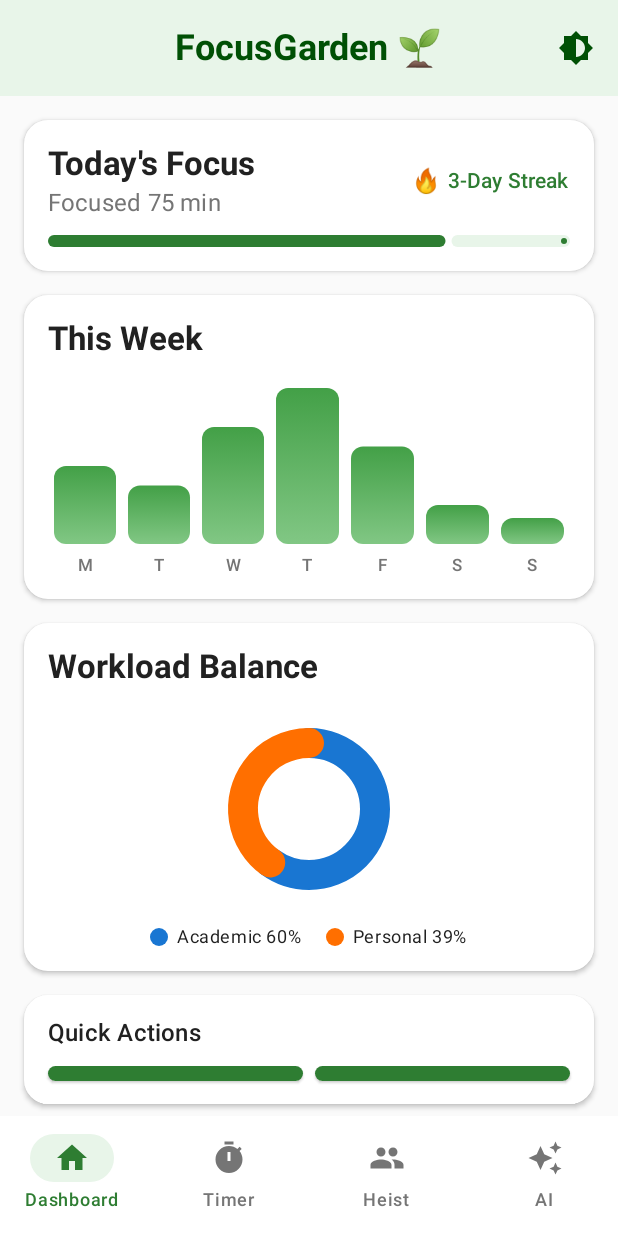
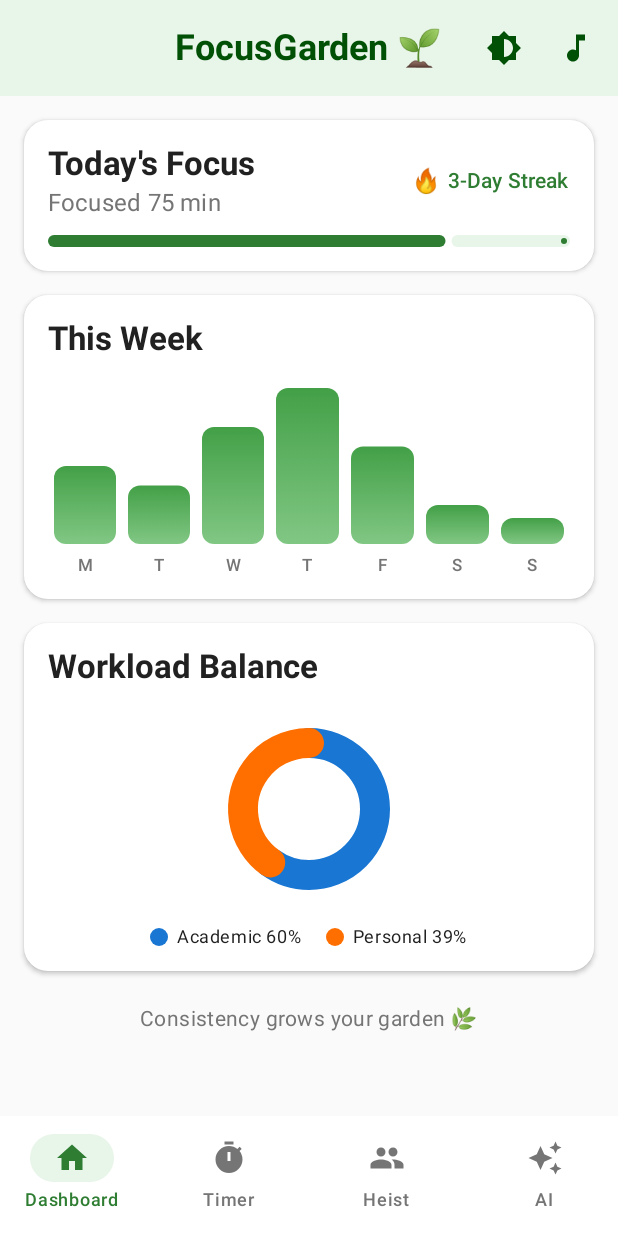
Before and after one commit to Hugooooooo526/CP3406-Mobile-Computing-for-Jcu, an Android app built with Jetpack Compose: the screen it shows after launch (MainActivity), on a phone screen of 412 x 824 dp. Run offline under Robolectric (Android 15) with nearby library versions, the phone set to English and light mode, and no system bars.

Commit message:
feat add background music player and move to navigate bar

```diff
--- a/app/src/main/java/com/jcu/focusgarden/ui/navigation/Navigation.kt
+++ b/app/src/main/java/com/jcu/focusgarden/ui/navigation/Navigation.kt
@@ -44,15 +44,6 @@ fun FocusGardenNavigation(
         // Dashboard Screen
         composable(Screen.Dashboard.route) {
             DashboardScreen(
-                onStartFocus = {
-                    navController.navigate(Screen.Timer.route)
-                },
-                onViewJournal = {
-                    // TODO: Week 5-6 - 实现 Journal 查看功能
-                },
-                onAISummary = {
-                    navController.navigate(Screen.AISummary.route)
-                },
                 onToggleTheme = onToggleTheme,
                 onMusicToggle = onMusicToggle,
                 isMusicPlaying = isMusicPlaying
--- a/app/src/main/java/com/jcu/focusgarden/ui/screens/DashboardScreen.kt
+++ b/app/src/main/java/com/jcu/focusgarden/ui/screens/DashboardScreen.kt
@@ -1,6 +1,8 @@
 package com.jcu.focusgarden.ui.screens
 
 import androidx.compose.foundation.layout.*
+import androidx.compose.foundation.rememberScrollState
+import androidx.compose.foundation.verticalScroll
 import androidx.compose.material.icons.Icons
 import androidx.compose.material.icons.filled.*
 import androidx.compose.material3.*
@@ -19,17 +21,16 @@ import com.jcu.focusgarden.ui.theme.FocusGardenTheme
 
 /**
  * Dashboard 主屏幕
- * 显示用户的每日和每周进度、工作负载平衡以及快速操作
+ * 显示用户的每日和每周进度、工作负载平衡
  *
- * Week 5-6 Enhancement: 添加主题切换按钮
+ * Week 5-6 Enhancement:
+ * - 添加主题切换按钮 (TopAppBar)
+ * - 添加音乐控制按钮 (TopAppBar)
  */
 @OptIn(ExperimentalMaterial3Api::class)
 @Composable
 fun DashboardScreen(
     modifier: Modifier = Modifier,
-    onStartFocus: () -> Unit = {},
-    onViewJournal: () -> Unit = {},
-    onAISummary: () -> Unit = {},
     onToggleTheme: () -> Unit = {},
     onMusicToggle: () -> Unit = {},
     isMusicPlaying: Boolean = false
@@ -53,6 +54,18 @@ fun DashboardScreen(
                             tint = MaterialTheme.colorScheme.onPrimaryContainer
                         )
                     }
+
+                    // 音乐控制按钮
+                    IconButton(onClick = onMusicToggle) {
+                        Icon(
+                            imageVector = if (isMusicPlaying) Icons.Default.Stop else Icons.Default.MusicNote,
+                            contentDescription = if (isMusicPlaying) "Stop Music" else "Play Music",
+                            tint = if (isMusicPlaying)
+                                MaterialTheme.colorScheme.error
+                            else
+                                MaterialTheme.colorScheme.onPrimaryContainer
+                        )
+                    }
                 },
                 colors = TopAppBarDefaults.centerAlignedTopAppBarColors(
                     containerColor = MaterialTheme.colorScheme.primaryContainer,
@@ -66,6 +79,7 @@ fun DashboardScreen(
             modifier = modifier
                 .fillMaxSize()
                 .padding(paddingValues)
+                .verticalScroll(rememberScrollState())
         ) {
             Spacer(modifier = Modifier.height(8.dp))
 
@@ -78,16 +92,7 @@ fun DashboardScreen(
             // Card 3 - Workload Balance
             WorkloadBalanceCard()
 
-            // Card 4 - Quick Actions
-            QuickActionsCard(
-                onStartFocus = onStartFocus,
-                onViewJournal = onViewJournal,
-                onAISummary = onAISummary,
-                onMusicToggle = onMusicToggle,
-                isMusicPlaying = isMusicPlaying
-            )
-
-            Spacer(modifier = Modifier.height(8.dp))
+            Spacer(modifier = Modifier.height(16.dp))
 
             // 激励文字
             Text(
@@ -186,121 +191,6 @@ private fun WorkloadBalanceCard() {
     }
 }
 
-@Composable
-private fun QuickActionsCard(
-    onStartFocus: () -> Unit,
-    onViewJournal: () -> Unit,
-    onAISummary: () -> Unit,
-    onMusicToggle: () -> Unit = {},
-    isMusicPlaying: Boolean = false
-) {
-    FocusCard {
-        Text(
-            text = stringResource(R.string.quick_actions),
-            style = MaterialTheme.typography.titleMedium,
-            fontWeight = FontWeight.SemiBold,
-            color = MaterialTheme.colorScheme.onSurface
-        )
-
-        // 第一行：Start Focus + View Journal
-        Row(
-            modifier = Modifier.fillMaxWidth(),
-            horizontalArrangement = Arrangement.spacedBy(8.dp)
-        ) {
-            ElevatedButton(
-                onClick = onStartFocus,
-                colors = ButtonDefaults.elevatedButtonColors(
-                    containerColor = MaterialTheme.colorScheme.primary,
-                    contentColor = MaterialTheme.colorScheme.onPrimary
-                ),
-                modifier = Modifier.weight(1f)
-            ) {
-                Icon(
-                    imageVector = Icons.Default.PlayArrow,
-                    contentDescription = null,
-                    modifier = Modifier.size(18.dp)
-                )
-                Spacer(modifier = Modifier.width(4.dp))
-                Text(
-                    text = "Start",
-                    style = MaterialTheme.typography.labelLarge
-                )
-            }
-
-            ElevatedButton(
-                onClick = onViewJournal,
-                colors = ButtonDefaults.elevatedButtonColors(
-                    containerColor = MaterialTheme.colorScheme.primary,
-                    contentColor = MaterialTheme.colorScheme.onPrimary
-                ),
-                modifier = Modifier.weight(1f)
-            ) {
-                Icon(
-                    imageVector = Icons.Default.Create,
-                    contentDescription = null,
-                    modifier = Modifier.size(18.dp)
-                )
-                Spacer(modifier = Modifier.width(4.dp))
-                Text(
-                    text = "Journal",
-                    style = MaterialTheme.typography.labelLarge
-                )
-            }
-        }
-
-        Spacer(modifier = Modifier.height(8.dp))
-
-        // 第二行：AI Summary + Focus Music
-        Row(
-            modifier = Modifier.fillMaxWidth(),
-            horizontalArrangement = Arrangement.spacedBy(8.dp)
-        ) {
-            ElevatedButton(
-                onClick = onAISummary,
-                colors = ButtonDefaults.elevatedButtonColors(
-                    containerColor = MaterialTheme.colorScheme.primary,
-                    contentColor = MaterialTheme.colorScheme.onPrimary
-                ),
-                modifier = Modifier.weight(1f)
-            ) {
-                Text(
-                    text = "🤖",
-                    style = MaterialTheme.typography.labelLarge
-                )
-                Spacer(modifier = Modifier.width(4.dp))
-                Text(
-                    text = "AI",
-                    style = MaterialTheme.typography.labelLarge
-                )
-            }
-
-            // 背景音乐按钮
-            ElevatedButton(
-                onClick = onMusicToggle,
-                colors = ButtonDefaults.elevatedButtonColors(
-                    containerColor = if (isMusicPlaying)
-                        MaterialTheme.colorScheme.secondary
-                    else
-                        MaterialTheme.colorScheme.primary,
-                    contentColor = MaterialTheme.colorScheme.onPrimary
-                ),
-                modifier = Modifier.weight(1f)
-            ) {
-                Icon(
-                    imageVector = if (isMusicPlaying) Icons.Default.Stop else Icons.Default.MusicNote,
-                    contentDescription = if (isMusicPlaying) "Stop Music" else "Play Music",
-                    modifier = Modifier.size(18.dp)
-                )
-                Spacer(modifier = Modifier.width(4.dp))
-                Text(
-                    text = if (isMusicPlaying) "Stop" else "Music",
-                    style = MaterialTheme.typography.labelLarge
-                )
-            }
-        }
-    }
-}
-
 @Preview(showBackground = true, showSystemUi = true)
 @Composable
 fun DashboardScreenPreview() {
```
Also changed, not shown: 1 other file.
